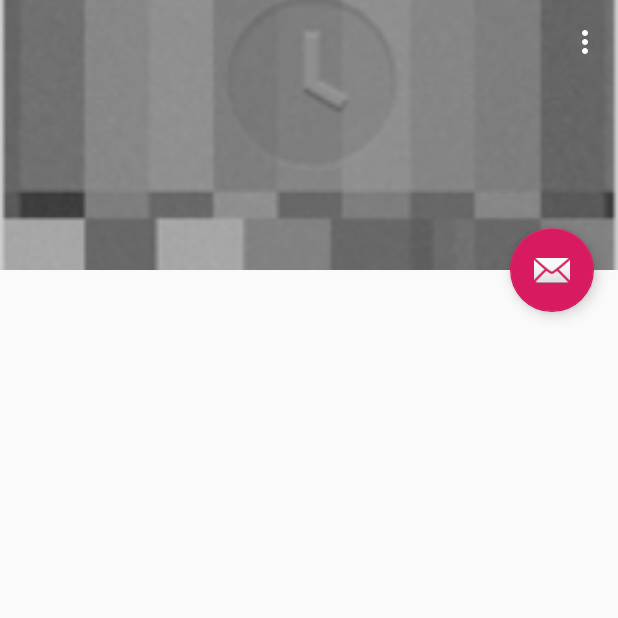
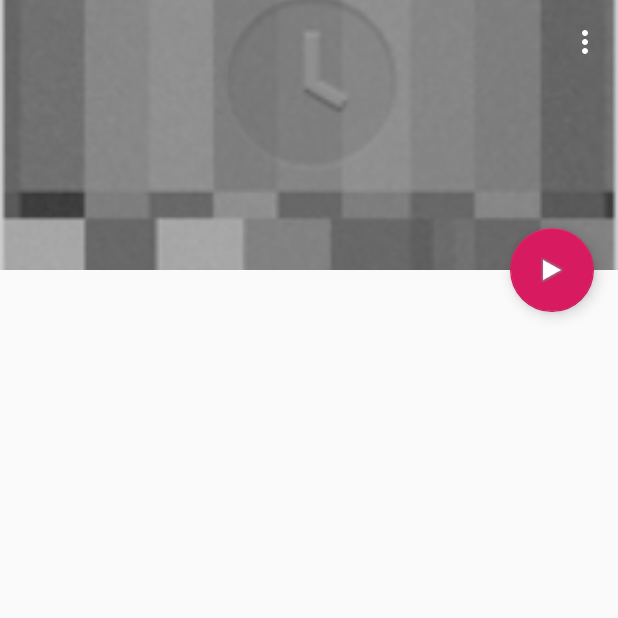
Before and after one commit to EKonyvtar/VideoSeries, an Android app: the screen it shows after launch (ScrollingActivity), on a phone screen of 412 x 824 dp, the top half of it. Run offline under Robolectric (Android 15) with nearby library versions, the phone set to English and light mode, and no system bars; our stand-ins replace AdMob; 3 statements that could not run were skipped.

Commit message:
Add banner position

```diff
--- a/app/build.gradle
+++ b/app/build.gradle
@@ -46,9 +46,8 @@ android {
 dependencies {
     implementation fileTree(dir: 'libs', include: ['*.jar'])
     implementation 'androidx.appcompat:appcompat:1.1.0'
-
     implementation 'com.google.android.material:material:1.0.0'
-
+    implementation 'androidx.constraintlayout:constraintlayout:1.1.3'
     implementation 'androidx.recyclerview:recyclerview:1.0.0'
 
     //Firebase
--- a/app/src/main/res/layout/activity_scrolling.xml
+++ b/app/src/main/res/layout/activity_scrolling.xml
@@ -1,11 +1,19 @@
 <?xml version="1.0" encoding="utf-8"?>
-<androidx.coordinatorlayout.widget.CoordinatorLayout xmlns:android="http://schemas.android.com/apk/res/android"
+
+<androidx.constraintlayout.widget.ConstraintLayout
+    xmlns:android="http://schemas.android.com/apk/res/android"
     xmlns:app="http://schemas.android.com/apk/res-auto"
     xmlns:tools="http://schemas.android.com/tools"
     android:layout_width="match_parent"
     android:layout_height="match_parent"
     android:fitsSystemWindows="true"
-    tools:context=".ScrollingActivity">
+    tools:context=".ScrollingActivity"
+>
+
+    <androidx.coordinatorlayout.widget.CoordinatorLayout
+        android:id="@+id/coordinatorLayout"
+        android:layout_width="match_parent"
+        android:layout_height="match_parent">
 
         <com.google.android.material.appbar.AppBarLayout
             android:id="@+id/app_bar"
@@ -27,8 +35,8 @@
                     android:id="@+id/toolbarImage"
                     android:layout_width="match_parent"
                     android:layout_height="match_parent"
+                    android:fitsSystemWindows="true"
                     android:scaleType="centerCrop"
-                android:fitsSystemWindows="true"
                     android:src="@drawable/loading_thumbnail"
                     app:layout_collapseMode="parallax" />
 
@@ -49,20 +57,21 @@
             android:layout_width="wrap_content"
             android:layout_height="wrap_content"
             android:layout_margin="@dimen/fab_margin"
+            android:visibility="visible"
             app:layout_anchor="@id/app_bar"
             app:layout_anchorGravity="bottom|end"
-        app:srcCompat="@android:drawable/ic_dialog_email" />
+            app:srcCompat="@android:drawable/ic_media_play" />
+
+    </androidx.coordinatorlayout.widget.CoordinatorLayout>
 
     <com.google.android.gms.ads.AdView
         android:id="@+id/adView"
         android:layout_width="match_parent"
         android:layout_height="wrap_content"
-        app:layout_collapseMode="pin"
-        app:layout_anchor="@id/fab"
-        app:layout_anchorGravity="bottom"
-        app:popupTheme="@style/AppTheme.PopupOverlay"
         app:adSize="BANNER"
-        app:adUnitId="@string/admob_unit_id_1" />
+        app:adUnitId="@string/admob_unit_id_1"
+        app:layout_constraintBottom_toBottomOf="@+id/coordinatorLayout"
+        tools:layout_editor_absoluteX="30dp" />
 
 
-</androidx.coordinatorlayout.widget.CoordinatorLayout>
+</androidx.constraintlayout.widget.ConstraintLayout>
--- a/app/src/main/res/layout/content_scrolling.xml
+++ b/app/src/main/res/layout/content_scrolling.xml
@@ -12,7 +12,8 @@
         android:id="@+id/recycler_view"
         android:layout_width="match_parent"
         android:layout_height="wrap_content"
-        android:scrollbars="vertical" />
+        android:scrollbars="vertical"
+        android:background="@color/colorAccent"/>
 
 
 </androidx.core.widget.NestedScrollView>
```
Also changed, not shown: app/src/main/res/layout/video_list_item.xml (+21 -13 lines). Lines whose indentation alone changed are shown as unchanged.
